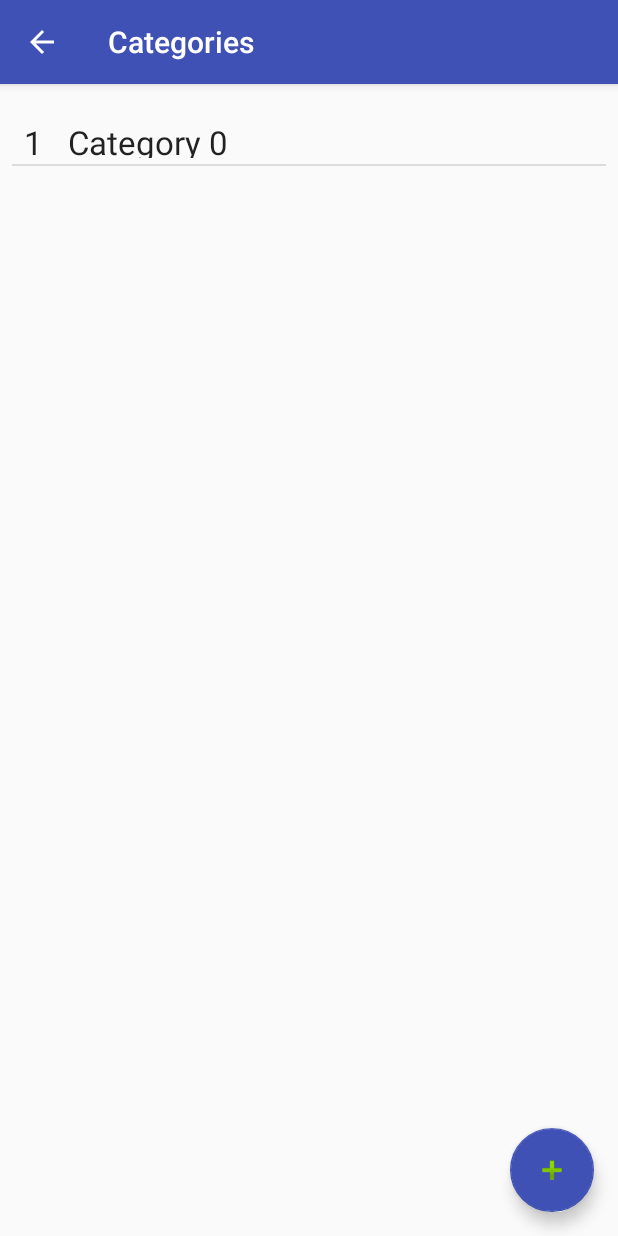
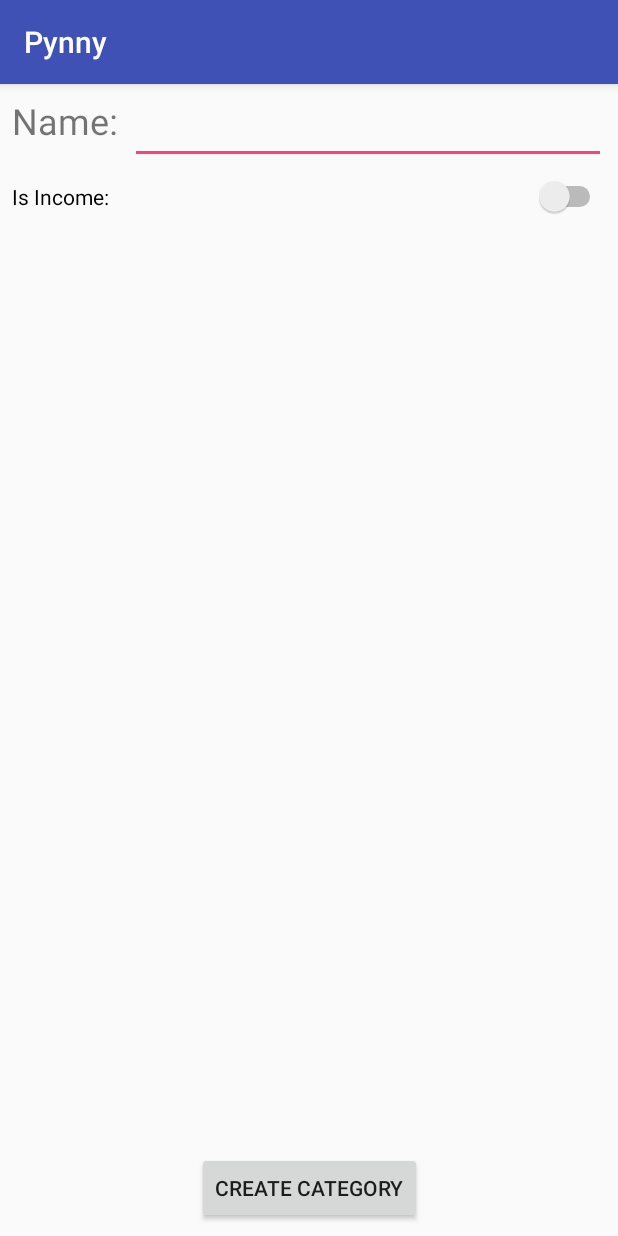
Before and after one commit to zach-king/PynnyAndroid, an Android app: the AllCategoriesActivity screen opened directly, with no data from a screen before it, after a tap on an icon or button, on a phone screen of 412 x 824 dp. Run offline under Robolectric (Android 15) with nearby library versions, the phone set to English and light mode, and no system bars.

Commit message:
refactor db to singleton and added creation activity for category

```diff
--- a/app/src/main/java/king/zach/pynny/AllBudgetsActivity.java
+++ b/app/src/main/java/king/zach/pynny/AllBudgetsActivity.java
@@ -37,7 +37,7 @@ public class AllBudgetsActivity extends AppCompatActivity {
         setContentView(R.layout.activity_all_budgets);
 
         // Get the user's budgets
-        dbHandler = new PynnyDBHandler(this, null, null, 1);
+        dbHandler = PynnyDBHandler.getInstance(this);
         cursor = dbHandler.getAllBudgetsCursor();
 
         // Attach the adapter to a ListView
--- a/app/src/main/java/king/zach/pynny/AllCategoriesActivity.java
+++ b/app/src/main/java/king/zach/pynny/AllCategoriesActivity.java
@@ -2,6 +2,7 @@ package king.zach.pynny;
 
 import android.content.Intent;
 import android.database.Cursor;
+import android.net.Uri;
 import android.support.design.widget.FloatingActionButton;
 import android.support.v7.app.AppCompatActivity;
 import android.os.Bundle;
@@ -18,6 +19,7 @@ import king.zach.pynny.database.models.PynnyDBHandler;
 public class AllCategoriesActivity extends AppCompatActivity {
 
     private static final String TAG = "AllCategoriesView";
+    public static final String EXTRA_ONE_CATEGORY = "king.zach.pynny.AllCategoriesActivity.category";
 
     private ListView categoriesListbox;
     private FloatingActionButton addCategoryBtn;
@@ -33,7 +35,7 @@ public class AllCategoriesActivity extends AppCompatActivity {
         setContentView(R.layout.activity_all_categories);
 
         // Get the user's categories
-        this.dbHandler = new PynnyDBHandler(this, null, null, 1);
+        this.dbHandler = PynnyDBHandler.getInstance(this);
         cursor = dbHandler.getAllCategoriesCursor();
 
         // Attach the adapter to a ListView
@@ -68,24 +70,27 @@ public class AllCategoriesActivity extends AppCompatActivity {
     }
 
     public void createCategory(View view) {
-        // TODO
         Log.i(this.getClass().getName(), "creating new category");
-        Toast.makeText(
-                getApplicationContext(),
-                "Creating new category",
-                Toast.LENGTH_SHORT).show();
 
-        Category cat = new Category(count, "Category " + count, false);
-        dbHandler.addCategory(cat);
-        count++;
-
-        cursor.close();
-        cursor = dbHandler.getAllCategoriesCursor();
-        adapter.changeCursor(cursor);
+        Intent intent = new Intent(this, CreateCategoryActivity.class);
+        startActivityForResult(intent, RequestsManager.REQUEST_NEW_CATEGORY);
     }
 
     public void viewCategory(View view, Category category) {
         Intent intent = new Intent(this, OneCategoryActivity.class);
+        intent.putExtra(EXTRA_ONE_CATEGORY, category);
         startActivity(intent);
     }
+
+    @Override
+    protected void onActivityResult(int requestCode, int resultCode, Intent data) {
+        if (requestCode == RequestsManager.REQUEST_NEW_CATEGORY) {
+            if (resultCode == RESULT_OK) {
+                // Update the cursor; updates the list of categories
+                cursor.close();
+                cursor = dbHandler.getAllCategoriesCursor();
+                adapter.changeCursor(cursor);
+            }
+        }
+    }
 }
--- a/app/src/main/java/king/zach/pynny/AllTransactionsActivity.java
+++ b/app/src/main/java/king/zach/pynny/AllTransactionsActivity.java
@@ -37,7 +37,7 @@ public class AllTransactionsActivity extends AppCompatActivity {
         setContentView(R.layout.activity_all_transactions);
 
         // Get the user's wallets
-        dbHandler = new PynnyDBHandler(this, null, null, 1);
+        dbHandler = PynnyDBHandler.getInstance(this);
         cursor = dbHandler.getAllTransactionsCursor();
 
         // Attach the adapter to a ListView
--- a/app/src/main/java/king/zach/pynny/AllWalletsActivity.java
+++ b/app/src/main/java/king/zach/pynny/AllWalletsActivity.java
@@ -36,7 +36,7 @@ public class AllWalletsActivity extends AppCompatActivity {
         setContentView(R.layout.activity_all_wallets);
 
         // Get the user's wallets
-        dbHandler = new PynnyDBHandler(this, null, null, 1);
+        dbHandler = PynnyDBHandler.getInstance(this);
         cursor = dbHandler.getAllWalletsCursor();
 
         // Attach the adapter to a ListView
--- /dev/null
+++ b/app/src/main/java/king/zach/pynny/CreateCategoryActivity.java
@@ -0,0 +1,48 @@
+package king.zach.pynny;
+
+import android.support.v7.app.AppCompatActivity;
+import android.os.Bundle;
+import android.view.View;
+import android.widget.EditText;
+import android.widget.Switch;
+import android.widget.TextView;
+
+import king.zach.pynny.database.models.Category;
+import king.zach.pynny.database.models.PynnyDBHandler;
+
+public class CreateCategoryActivity extends AppCompatActivity {
+
+    private static final String TAG = "CreateCategoryView";
+
+    private PynnyDBHandler dbHandler;
+
+    @Override
+    protected void onCreate(Bundle savedInstanceState) {
+        super.onCreate(savedInstanceState);
+        setContentView(R.layout.activity_create_category);
+
+        dbHandler = PynnyDBHandler.getInstance(this);
+
+        // Bind the submit button to create the new data and add it to the database
+        findViewById(R.id.btnCreateCategorySubmit).setOnClickListener(new View.OnClickListener() {
+            @Override
+            public void onClick(View view) {
+                createAndSaveCategory(view);
+                finish();
+            }
+        });
+    }
+
+    private void createAndSaveCategory(View view) {
+        // Get data from view
+        String name = ((EditText) findViewById(R.id.etCreateCategoryName)).getText().toString();
+        boolean isIncome = ((Switch) findViewById(R.id.swCreateCategoryIsIncome)).isChecked();
+
+        // Add to database
+        dbHandler.addCategory(new Category(name, isIncome));
+
+        // End activity
+        setResult(RESULT_OK);
+        finishActivity(RequestsManager.REQUEST_NEW_CATEGORY);
+    }
+}
--- a/app/src/main/java/king/zach/pynny/adapters/BudgetCursorAdapter.java
+++ b/app/src/main/java/king/zach/pynny/adapters/BudgetCursorAdapter.java
@@ -23,7 +23,7 @@ public class BudgetCursorAdapter extends CursorAdapter {
 
     public BudgetCursorAdapter(Context context, Cursor cursor) {
         super(context, cursor, 0);
-        this.dbHandler = new PynnyDBHandler(context, null, null, 1);
+        this.dbHandler = PynnyDBHandler.getInstance(context);
     }
 
     // The newView() is used to inflate a new view and return it;
--- a/app/src/main/java/king/zach/pynny/adapters/TransactionCursorAdapter.java
+++ b/app/src/main/java/king/zach/pynny/adapters/TransactionCursorAdapter.java
@@ -24,7 +24,7 @@ public class TransactionCursorAdapter extends CursorAdapter {
 
     public TransactionCursorAdapter(Context context, Cursor cursor) {
         super(context, cursor, 0);
-        this.dbHandler = new PynnyDBHandler(context, null, null, 1);
+        this.dbHandler = PynnyDBHandler.getInstance(context);
     }
 
     // The newView() is used to inflate a new view and return it;
--- /dev/null
+++ b/app/src/main/res/layout/activity_create_category.xml
@@ -0,0 +1,58 @@
+<?xml version="1.0" encoding="utf-8"?>
+<android.support.constraint.ConstraintLayout xmlns:android="http://schemas.android.com/apk/res/android"
+    xmlns:app="http://schemas.android.com/apk/res-auto"
+    xmlns:tools="http://schemas.android.com/tools"
+    android:layout_width="match_parent"
+    android:layout_height="match_parent"
+    tools:context="king.zach.pynny.CreateCategoryActivity">
+
+    <EditText
+        android:id="@+id/etCreateCategoryName"
+        android:layout_width="0dp"
+        android:layout_height="wrap_content"
+        android:layout_marginLeft="8dp"
+        android:layout_marginRight="8dp"
+        android:layout_marginTop="8dp"
+        android:ems="10"
+        android:inputType="textPersonName"
+        android:textSize="18sp"
+        app:layout_constraintLeft_toRightOf="@+id/tvCreateCategoryNameLabel"
+        app:layout_constraintRight_toRightOf="parent"
+        app:layout_constraintTop_toTopOf="parent" />
+
+    <TextView
+        android:id="@+id/tvCreateCategoryNameLabel"
+        android:layout_width="wrap_content"
+        android:layout_height="wrap_content"
+        android:layout_marginLeft="8dp"
+        android:layout_marginTop="8dp"
+        android:text="@string/create_category_name_label"
+        android:textSize="24sp"
+        app:layout_constraintLeft_toLeftOf="parent"
+        app:layout_constraintTop_toTopOf="parent" />
+
+    <Switch
+        android:id="@+id/swCreateCategoryIsIncome"
+        android:layout_width="match_parent"
+        android:layout_height="wrap_content"
+        android:layout_marginLeft="8dp"
+        android:layout_marginRight="8dp"
+        android:text="@string/create_category_is_income_label"
+        app:layout_constraintLeft_toLeftOf="parent"
+        app:layout_constraintRight_toRightOf="parent"
+        android:layout_marginTop="8dp"
+        app:layout_constraintTop_toBottomOf="@+id/etCreateCategoryName"
+        app:layout_constraintHorizontal_bias="0.0" />
+
+    <Button
+        android:id="@+id/btnCreateCategorySubmit"
+        android:layout_width="wrap_content"
+        android:layout_height="wrap_content"
+        android:layout_marginBottom="8dp"
+        android:layout_marginLeft="8dp"
+        android:layout_marginRight="8dp"
+        android:text="@string/create_category_button_label"
+        app:layout_constraintBottom_toBottomOf="parent"
+        app:layout_constraintLeft_toLeftOf="parent"
+        app:layout_constraintRight_toRightOf="parent" />
+</android.support.constraint.ConstraintLayout>
--- a/app/src/main/res/layout/category_list_item.xml
+++ b/app/src/main/res/layout/category_list_item.xml
@@ -21,14 +21,14 @@
     <TextView
         android:id="@+id/tvCategoryName"
         android:layout_width="320dp"
-        android:layout_height="25dp"
+        android:layout_height="wrap_content"
         android:layout_marginEnd="7dp"
         android:layout_marginLeft="8dp"
         android:layout_marginStart="8dp"
+        android:layout_marginTop="8dp"
         android:text="@string/category_list_item_name"
         android:textAppearance="@style/TextAppearance.AppCompat.Large"
         app:layout_constraintLeft_toRightOf="@+id/tvCategoryId"
-        app:layout_constraintTop_toTopOf="parent"
-        android:layout_marginTop="8dp" />
+        app:layout_constraintTop_toTopOf="parent" />
 
 </android.support.constraint.ConstraintLayout>
--- a/app/src/main/res/values/strings.xml
+++ b/app/src/main/res/values/strings.xml
@@ -8,4 +8,7 @@
     <string name="all_wallets_label">Wallets</string>
     <string name="all_transactions_label">Transactions</string>
     <string name="all_budgets_label">Budgets</string>
+    <string name="create_category_name_label">Name: </string>
+    <string name="create_category_is_income_label">Is Income: </string>
+    <string name="create_category_button_label">Create Category</string>
 </resources>
```
Also changed, not shown: app/src/main/AndroidManifest.xml (+14 -10 lines), app/src/main/java/king/zach/pynny/OneCategoryActivity.java (+13 -0 lines), app/src/main/java/king/zach/pynny/RequestsManager.java (added, +9 -0 lines), app/src/main/java/king/zach/pynny/adapters/CategoryAdapter.java (deleted, +0 -109 lines), app/src/main/java/king/zach/pynny/database/models/Category.java (+6 -1 lines), app/src/main/java/king/zach/pynny/database/models/PynnyDBHandler.java (+101 -26 lines), app/src/main/res/layout/activity_one_category.xml (+4 -18 lines).
